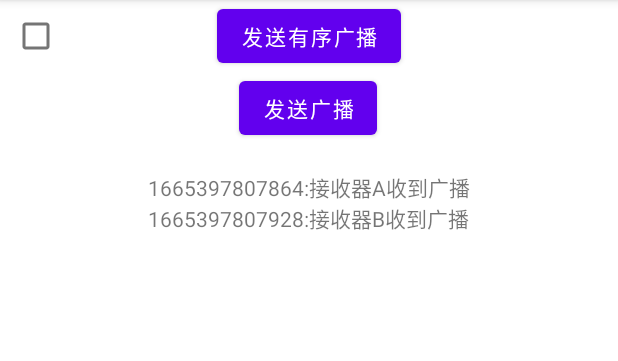
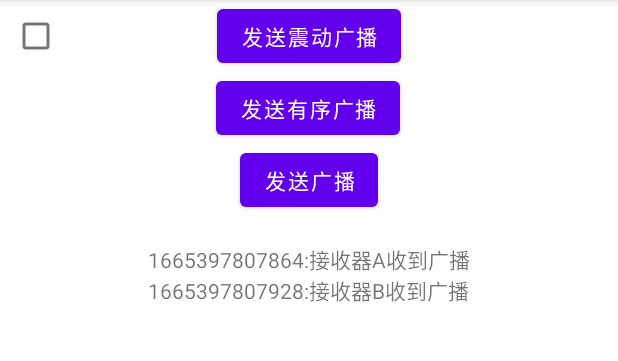
Before and after one commit to maomao124/android_application_Broadcast, an Android app: the screen it shows after launch (MainActivity), after a tap on "发送有序广播", on a phone screen of 412 x 824 dp, the part 84-445 px from its top. Run offline under Robolectric (Android 15) with nearby library versions, the phone set to English and light mode, and no system bars.

Commit message:
android_application_Broadcast

```diff
--- a/app/src/main/res/layout/activity_main.xml
+++ b/app/src/main/res/layout/activity_main.xml
@@ -13,7 +13,6 @@
             android:text="发送广播"
             app:layout_constraintEnd_toEndOf="parent"
             app:layout_constraintStart_toStartOf="parent"
-            app:layout_constraintHorizontal_bias="0.498"
             app:layout_constraintTop_toBottomOf="@+id/Button2" />
 
 
@@ -22,6 +21,16 @@
             android:layout_width="wrap_content"
             android:layout_height="wrap_content"
             android:text="发送有序广播"
+            app:layout_constraintEnd_toEndOf="parent"
+            app:layout_constraintStart_toStartOf="parent"
+            app:layout_constraintHorizontal_bias="0.498"
+            app:layout_constraintTop_toBottomOf="@+id/Button3" />
+
+    <Button
+            android:id="@+id/Button3"
+            android:layout_width="wrap_content"
+            android:layout_height="wrap_content"
+            android:text="发送震动广播"
             app:layout_constraintEnd_toEndOf="parent"
             app:layout_constraintStart_toStartOf="parent" />
 
@@ -34,7 +43,6 @@
             app:layout_constraintStart_toStartOf="parent" />
 
 
-
     <CheckBox
             android:id="@+id/CheckBox"
             android:layout_width="wrap_content"
```
Also changed, not shown: app/src/main/AndroidManifest.xml (+12 -0 lines), app/src/main/java/mao/android_application_broadcast/MainActivity.java (+13 -0 lines), app/src/main/java/mao/android_application_broadcast/receiver/MyReceiver.java (added, +29 -0 lines).
